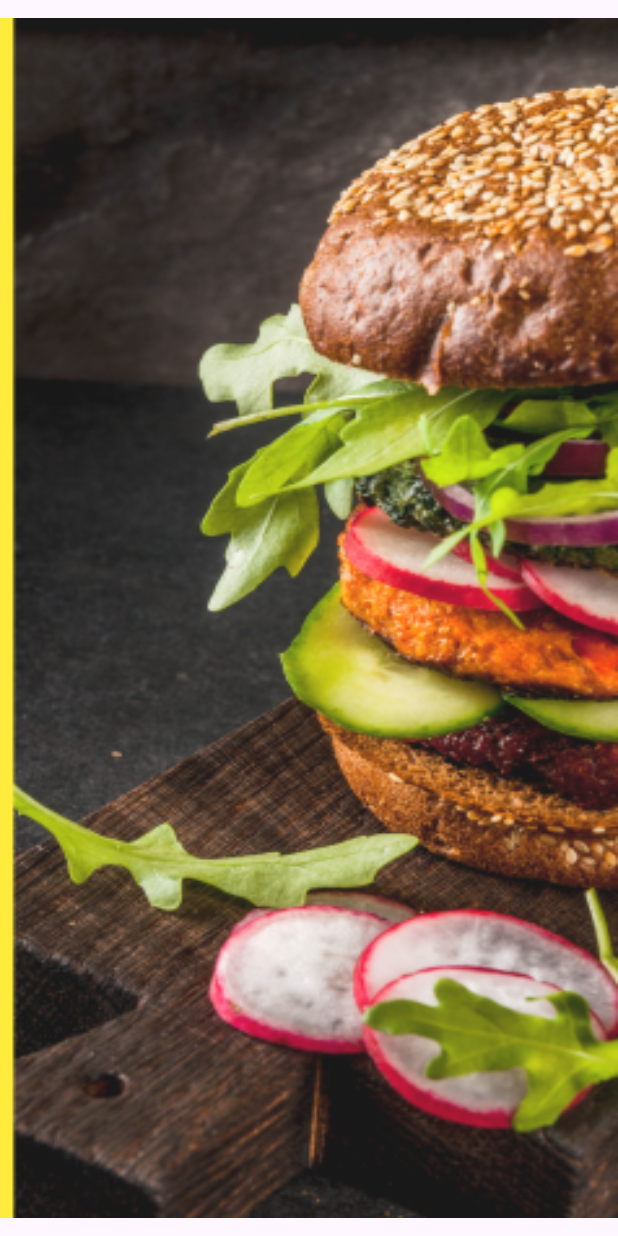
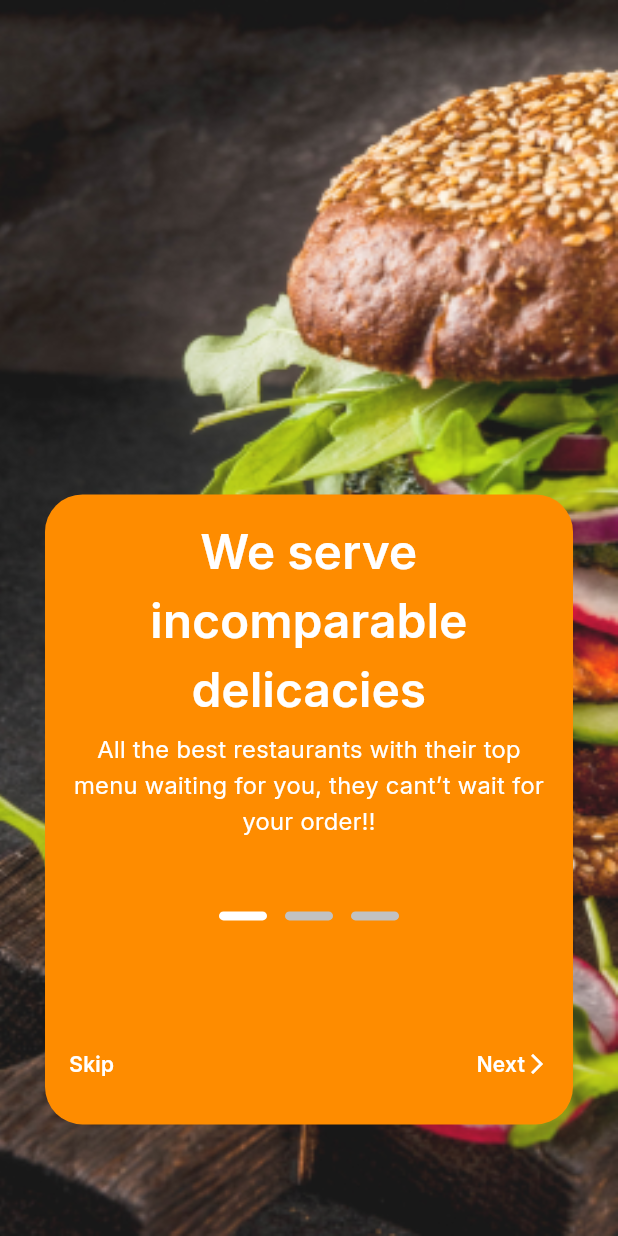
Before and after one commit to MohamedEssami20/delivery_food, a Flutter app: the screen it shows after launch, on a phone screen of 412 x 824 dp. Run offline on Flutter 3.47's test engine with Material 3 defaults, Android fonts, the phone set to English and light mode, and no system bars; drawn by our look-alikes of dots_indicator; missing offline and left inert: svg_flutter.

Commit message:
add logic to pageViews and dots indicator

```diff
--- /dev/null
+++ b/lib/features/onBoarding/presentation/views/widgets/on_boarding_naviagtion.dart
@@ -0,0 +1,137 @@
+import 'package:delivery_food/core/utils/app_color.dart';
+import 'package:delivery_food/core/utils/app_text_styles.dart';
+import 'package:delivery_food/features/onBoarding/presentation/views/widgets/on_boarding_page_view.dart';
+import 'package:dots_indicator/dots_indicator.dart';
+import 'package:flutter/material.dart';
+
+class OnBoardingNavigation extends StatefulWidget {
+  const OnBoardingNavigation({
+    super.key,
+  });
+
+  @override
+  State<OnBoardingNavigation> createState() => _OnBoardingNavigationState();
+}
+
+class _OnBoardingNavigationState extends State<OnBoardingNavigation> {
+  late PageController _pageController;
+  int currentPage = 0;
+  @override
+  void initState() {
+    _pageController = PageController();
+    _pageController.addListener(() {
+      setState(() {
+        currentPage = _pageController.page!.round();
+      });
+    });
+    super.initState();
+  }
+
+  @override
+  void dispose() {
+    _pageController.dispose();
+    super.dispose();
+  }
+
+  @override
+  Widget build(BuildContext context) {
+    return Container(
+      decoration: ShapeDecoration(
+        color: AppColor.primaryColor,
+        shape: RoundedRectangleBorder(
+          borderRadius: BorderRadius.circular(25),
+        ),
+      ),
+      child: Column(
+        children: [
+          const SizedBox(height: 16),
+          SizedBox(
+            height: 240,
+            child: OnBoardingPageView(pageController: _pageController),
+          ),
+          const SizedBox(height: 16),
+          Row(
+            mainAxisAlignment: MainAxisAlignment.center,
+            children: [
+              DotsIndicator(
+                position: currentPage.round(),
+                dotsCount: 3,
+                axis: Axis.horizontal,
+                decorator: DotsDecorator(
+                  activeColor: Colors.white,
+                  color: const Color(0xFFC2C2C2),
+                  size: const Size(32, 6),
+                  activeSize: const Size(32, 6),
+                  activeShape: RoundedRectangleBorder(
+                    borderRadius: BorderRadius.circular(10.59),
+                  ),
+                  shape: RoundedRectangleBorder(
+                    borderRadius: BorderRadius.circular(10.59),
+                  ),
+                ),
+              ),
+            ],
+          ),
+          const SizedBox(height: 80),
+          OnBoardingButtons(
+            pageController: _pageController,
+          ),
+          const SizedBox(
+            height: 30,
+          ),
+        ],
+      ),
+    );
+  }
+}
+
+class OnBoardingButtons extends StatelessWidget {
+  const OnBoardingButtons({
+    super.key,
+    required this.pageController,
+  });
+  final PageController pageController;
+
+  @override
+  Widget build(BuildContext context) {
+    return Row(
+      mainAxisAlignment: MainAxisAlignment.spaceBetween,
+      children: [
+        Padding(
+          padding: const EdgeInsets.symmetric(horizontal: 16),
+          child: Text(
+            'Skip',
+            style: AppTextStyles.semiBold14.copyWith(color: Colors.white),
+          ),
+        ),
+        const Spacer(),
+        Padding(
+          padding: const EdgeInsets.symmetric(horizontal: 16),
+          child: GestureDetector(
+            onTap: () {
+              if(pageController.page == 2) {
+               // Navigator.pushReplacementNamed(context, '/login');
+              }
+              else{
+                pageController.nextPage(
+                duration: const Duration(milliseconds: 500),
+                curve: Curves.easeInOut,
+              );
+              }
+            },
+            child: Row(
+              children: [
+                Text(
+                  'Next',
+                  style: AppTextStyles.semiBold14.copyWith(color: Colors.white),
+                ),
+                const Icon(Icons.arrow_forward_ios,
+                    color: Colors.white, size: 16),
+              ],
+            ),
+          ),
+        ),
+      ],
+    );
+  }
+}
--- /dev/null
+++ b/lib/features/onBoarding/presentation/views/widgets/on_boarding_page_view.dart
@@ -0,0 +1,23 @@
+import 'package:delivery_food/features/onBoarding/presentation/views/widgets/page_view_item.dart';
+import 'package:flutter/material.dart';
+
+class OnBoardingPageView extends StatelessWidget {
+  const OnBoardingPageView({
+    super.key,
+    required PageController pageController,
+  }) : _pageController = pageController;
+
+  final PageController _pageController;
+
+  @override
+  Widget build(BuildContext context) {
+    return PageView(
+      controller: _pageController,
+      children: const [
+        PageViewItem(),
+        PageViewItem(),
+        PageViewItem(),
+      ],
+    );
+  }
+}
--- a/lib/features/onBoarding/presentation/views/widgets/on_boarding_view_body.dart
+++ b/lib/features/onBoarding/presentation/views/widgets/on_boarding_view_body.dart
@@ -1,4 +1,5 @@
 import 'package:delivery_food/core/utils/app_assets.dart';
+import 'package:delivery_food/features/onBoarding/presentation/views/widgets/on_boarding_naviagtion.dart';
 import 'package:flutter/material.dart';
 
 class OnBoardingViewBody extends StatelessWidget {
@@ -6,19 +7,26 @@ class OnBoardingViewBody extends StatelessWidget {
 
   @override
   Widget build(BuildContext context) {
-    return Center(
-      child: SizedBox(
-          height: 800,
-          width: double.infinity,
-          child: Container(
-            decoration: const BoxDecoration(
-              color: Colors.yellow,
-              image: DecorationImage(
-                image: AssetImage(Assets.assetsImagesImageOnboardingBackground),
-                fit: BoxFit.fill,
-              ),
-            ),
-          )),
+    return Stack(
+      clipBehavior: Clip.none,
+      fit: StackFit.expand,
+      children: [
+        Positioned.fill(
+          left: -15,
+          child: Image.asset(
+            Assets.assetsImagesImageOnboardingBackground,
+            width: double.infinity,
+            height: double.infinity,
+            fit: BoxFit.fill,
+          ),
+        ),
+        Positioned(
+          top: MediaQuery.sizeOf(context).height * 0.4,
+          left: 30,
+          right: 30,
+          child: const OnBoardingNavigation(),
+        ),
+      ],
     );
   }
 }
--- /dev/null
+++ b/lib/features/onBoarding/presentation/views/widgets/page_view_item.dart
@@ -0,0 +1,33 @@
+import 'package:flutter/material.dart';
+
+import '../../../../../core/utils/app_text_styles.dart';
+
+class PageViewItem extends StatelessWidget {
+  const PageViewItem({super.key});
+  @override
+  Widget build(BuildContext context) {
+    return Column(
+      children: [
+        Text(
+          'We serve incomparable delicacies',
+          textAlign: TextAlign.center,
+          style: AppTextStyles.semiBold14.copyWith(
+            fontSize: 32,
+            color: Colors.white,
+          ),
+        ),
+        const SizedBox(
+          height: 4,
+        ),
+        Padding(
+          padding: const EdgeInsets.symmetric(horizontal: 16),
+          child: Text(
+            'All the best restaurants with their top menu waiting for you, they cant’t wait for your order!!',
+            textAlign: TextAlign.center,
+            style: AppTextStyles.regular16.copyWith(color: Colors.white),
+          ),
+        ),
+      ],
+    );
+  }
+}
--- a/pubspec.yaml
+++ b/pubspec.yaml
@@ -38,6 +38,7 @@ dependencies:
   svg_flutter: ^0.0.1
   flutter_svg_provider: ^1.0.7
   crypto: ^3.0.6
+  dots_indicator: ^3.0.0
 
 dev_dependencies:
   flutter_test:
```
Also changed, not shown: pubspec.lock.
